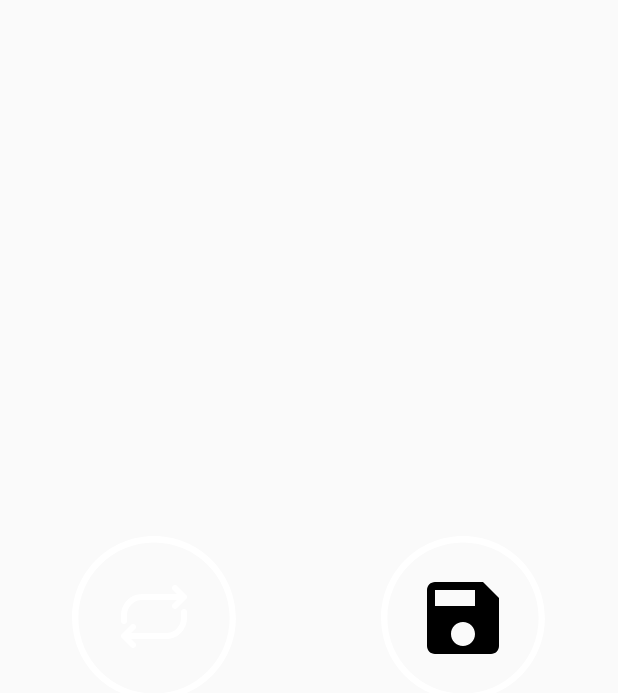
After one commit to Romuald-Duret/prd_final, an Android app: the layout fragment_save.xml on its own in the app's theme, with its tools: preview values and no code run, on a phone screen of 412 x 824 dp. The commit adds this screen. Shown: the top 693 px of the screen. Run offline under Robolectric (Android 15) with nearby library versions, the phone set to English and light mode, and no system bars.

Commit message:
Modification graphique

```diff
--- a/app/build.gradle
+++ b/app/build.gradle
@@ -73,12 +73,16 @@ dependencies {
     implementation 'com.github.PhilJay:MPAndroidChart:v3.1.0'
     implementation 'me.rosuh:AndroidFilePicker:0.7.0-x'
     implementation files('libs/TarsosDSP-Android-2.4.jar')
+
     testImplementation 'junit:junit:4.13'
     testImplementation 'org.robolectric:robolectric:4.2.1'
     testImplementation 'androidx.test:core:1.2.0'
     androidTestImplementation 'androidx.test.ext:junit:1.1.1'
     androidTestImplementation 'androidx.test.espresso:espresso-core:3.2.0'
     androidTestImplementation 'androidx.test:rules:1.3.0-alpha03'
+
+    implementation 'com.scwang.wave:MultiWaveHeader:1.0.0-alpha-1'
+
 //    compile 'com.writingminds:FFmpegAndroid:0.3.2'
     //implementation 'com.arthenica:mobile-ffmpeg-full:4.3.1'
 //    implementation 'nl.bravobit:android-ffmpeg:1.1.7'
--- a/app/src/main/java/fr/polytech/larynxapp/MainActivity.java
+++ b/app/src/main/java/fr/polytech/larynxapp/MainActivity.java
@@ -1,6 +1,7 @@
 package fr.polytech.larynxapp;
 
 import android.os.Bundle;
+import android.view.Window;
 
 import com.google.android.material.bottomnavigation.BottomNavigationView;
 
@@ -18,6 +19,8 @@ public class MainActivity extends AppCompatActivity {
     @Override
     protected void onCreate(Bundle savedInstanceState) {
         super.onCreate(savedInstanceState);
+        requestWindowFeature(Window.FEATURE_NO_TITLE);//will hide the title
+        getSupportActionBar().hide(); //hide the title bar
         setContentView(R.layout.activity_main);
         BottomNavigationView navView = findViewById(R.id.nav_view);
         // Passing each menu ID as a set of Ids because each
--- /dev/null
+++ b/app/src/main/res/drawable/ic_circle.xml
@@ -0,0 +1,9 @@
+<vector xmlns:android="http://schemas.android.com/apk/res/android"
+    android:width="512dp"
+    android:height="512dp"
+    android:viewportWidth="512"
+    android:viewportHeight="512">
+  <path
+      android:pathData="M256,23.05C127.5,23.05 23.05,127.5 23.05,256S127.5,488.9 256,488.9 488.9,384.5 488.9,256 384.5,23.05 256,23.05zM256,40.95c118.9,0 215.1,96.15 215.1,215.05S374.9,471.1 256,471.1c-118.9,0 -215.05,-96.2 -215.05,-215.1C40.95,137.1 137.1,40.95 256,40.95z"
+      android:fillColor="#FFFFFF"/>
+</vector>
--- /dev/null
+++ b/app/src/main/res/drawable/ic_microphone.xml
@@ -0,0 +1,12 @@
+<vector xmlns:android="http://schemas.android.com/apk/res/android"
+    android:width="490.9dp"
+    android:height="490.9dp"
+    android:viewportWidth="490.9"
+    android:viewportHeight="490.9">
+  <path
+      android:fillColor="#FFFFFF"
+      android:pathData="M245.5,322.9c53,0 96.2,-43.2 96.2,-96.2V96.2c0,-53 -43.2,-96.2 -96.2,-96.2s-96.2,43.2 -96.2,96.2v130.5C149.3,279.8 192.5,322.9 245.5,322.9zM173.8,96.2c0,-39.5 32.2,-71.7 71.7,-71.7s71.7,32.2 71.7,71.7v130.5c0,39.5 -32.2,71.7 -71.7,71.7s-71.7,-32.2 -71.7,-71.7V96.2z"/>
+  <path
+      android:fillColor="#FFFFFF"
+      android:pathData="M94.4,214.5c-6.8,0 -12.3,5.5 -12.3,12.3c0,85.9 66.7,156.6 151.1,162.8v76.7h-63.9c-6.8,0 -12.3,5.5 -12.3,12.3s5.5,12.3 12.3,12.3h152.3c6.8,0 12.3,-5.5 12.3,-12.3s-5.5,-12.3 -12.3,-12.3h-63.9v-76.7c84.4,-6.3 151.1,-76.9 151.1,-162.8c0,-6.8 -5.5,-12.3 -12.3,-12.3s-12.3,5.5 -12.3,12.3c0,76.6 -62.3,138.9 -138.9,138.9s-138.9,-62.3 -138.9,-138.9C106.6,220 101.2,214.5 94.4,214.5z"/>
+</vector>
--- /dev/null
+++ b/app/src/main/res/drawable/ic_repeat.xml
@@ -0,0 +1,34 @@
+<vector xmlns:android="http://schemas.android.com/apk/res/android"
+    android:width="24dp"
+    android:height="24dp"
+    android:viewportWidth="24"
+    android:viewportHeight="24">
+  <path
+      android:pathData="M2,13.0399V11C2,7.6863 4.6863,5 8,5H21V5"
+      android:strokeLineJoin="round"
+      android:strokeWidth="2"
+      android:fillColor="#00000000"
+      android:strokeColor="#FFFFFF"
+      android:strokeLineCap="round"/>
+  <path
+      android:pathData="M19,2L22,5L19,8"
+      android:strokeLineJoin="round"
+      android:strokeWidth="2"
+      android:fillColor="#00000000"
+      android:strokeColor="#FFFFFF"
+      android:strokeLineCap="round"/>
+  <path
+      android:pathData="M22,9.98V12.02C22,15.3337 19.3137,18.02 16,18.02H3V18.02"
+      android:strokeLineJoin="round"
+      android:strokeWidth="2"
+      android:fillColor="#00000000"
+      android:strokeColor="#FFFFFF"
+      android:strokeLineCap="round"/>
+  <path
+      android:pathData="M5,21L2,18L5,15"
+      android:strokeLineJoin="round"
+      android:strokeWidth="2"
+      android:fillColor="#00000000"
+      android:strokeColor="#FFFFFF"
+      android:strokeLineCap="round"/>
+</vector>
--- /dev/null
+++ b/app/src/main/res/drawable/ic_stop.xml
@@ -0,0 +1,9 @@
+<vector xmlns:android="http://schemas.android.com/apk/res/android"
+    android:width="16dp"
+    android:height="16dp"
+    android:viewportWidth="16"
+    android:viewportHeight="16">
+  <path
+      android:pathData="M3.5,5A1.5,1.5 0,0 1,5 3.5h6A1.5,1.5 0,0 1,12.5 5v6a1.5,1.5 0,0 1,-1.5 1.5H5A1.5,1.5 0,0 1,3.5 11V5zM5,4.5a0.5,0.5 0,0 0,-0.5 0.5v6a0.5,0.5 0,0 0,0.5 0.5h6a0.5,0.5 0,0 0,0.5 -0.5V5a0.5,0.5 0,0 0,-0.5 -0.5H5z"
+      android:fillColor="#FFFFFF"/>
+</vector>
--- a/app/src/main/res/layout/activity_main.xml
+++ b/app/src/main/res/layout/activity_main.xml
@@ -11,7 +11,7 @@
         android:id="@+id/nav_view"
         android:layout_width="match_parent"
         android:layout_height="wrap_content"
-        android:background="@color/colorPrimary"
+        android:background="@color/baseblue"
         app:itemIconTint="@drawable/bottom_nav_icon_color_selector"
         app:itemTextColor="@drawable/bottom_nav_icon_color_selector"
         app:layout_constraintBottom_toBottomOf="parent"
@@ -24,14 +24,14 @@
         android:name="androidx.navigation.fragment.NavHostFragment"
         android:layout_width="match_parent"
         android:layout_height="match_parent"
-        android:background="@color/colorPrimary"
+        android:background="@color/baseblue"
         app:defaultNavHost="true"
         app:layout_constraintBottom_toTopOf="@+id/nav_view"
         app:layout_constraintHorizontal_bias="0.0"
         app:layout_constraintLeft_toLeftOf="parent"
         app:layout_constraintRight_toRightOf="parent"
         app:layout_constraintTop_toTopOf="parent"
-        app:layout_constraintVertical_bias="1.0"
+        app:layout_constraintVertical_bias="0.0"
         app:navGraph="@navigation/mobile_navigation" />
 
 </androidx.constraintlayout.widget.ConstraintLayout>
--- /dev/null
+++ b/app/src/main/res/layout/fragment_save.xml
@@ -0,0 +1,54 @@
+<LinearLayout
+    xmlns:android="http://schemas.android.com/apk/res/android"
+    android:layout_width="match_parent"
+    android:layout_height="match_parent"
+    android:orientation="horizontal"
+    android:weightSum="4">
+
+    <RelativeLayout
+        android:layout_width="match_parent"
+        android:layout_height="match_parent"
+        android:layout_weight="2">
+
+        <ImageView
+            android:id="@+id/circle"
+            android:layout_width="120dp"
+            android:layout_height="120dp"
+            android:background="@drawable/ic_circle"
+            android:contentDescription="@string/font_mic"
+            android:layout_centerInParent="true"/>
+
+        <Button
+            android:id="@+id/reset_button"
+            android:layout_width="48dp"
+            android:layout_height="48dp"
+            android:foreground="@drawable/ic_repeat"
+            android:background="@color/transparent"
+            android:layout_centerInParent="true"/>
+
+    </RelativeLayout>
+
+    <RelativeLayout
+        android:layout_width="match_parent"
+        android:layout_height="match_parent"
+        android:layout_weight="2">
+
+        <ImageView
+            android:id="@+id/mic_button"
+            android:layout_width="120dp"
+            android:layout_height="120dp"
+            android:background="@drawable/ic_circle"
+            android:contentDescription="@string/font_mic"
+            android:layout_centerInParent="true"/>
+
+        <ImageView
+            android:id="@+id/save"
+            android:layout_width="64dp"
+            android:layout_height="64dp"
+            android:background="@drawable/ic_save_black_24dp"
+            android:contentDescription="@string/font_mic"
+            android:layout_centerInParent="true"/>
+
+    </RelativeLayout>
+
+    </LinearLayout>
--- a/app/src/main/res/values/colors.xml
+++ b/app/src/main/res/values/colors.xml
@@ -7,4 +7,7 @@
     <color name="colorAccent">#066381</color>
     <color name="transparent">#00000000</color>
     <color name="gray">#DCDCDC</color>
+    <color name="backgroundblue">#78BFF5</color>
+    <color name="baseblue">#6297DE</color>
+
 </resources>
```
Also changed, not shown: app/src/main/java/fr/polytech/larynxapp/controller/home/HomeFragment.java (+15 -13 lines), app/src/main/res/drawable/ic_mic_black_24dp.xml (deleted, +0 -9 lines), app/src/main/res/layout/fragment_enregistrement.xml (added, +22 -0 lines), app/src/main/res/layout/fragment_home.xml (+50 -75 lines), 1 other file.
